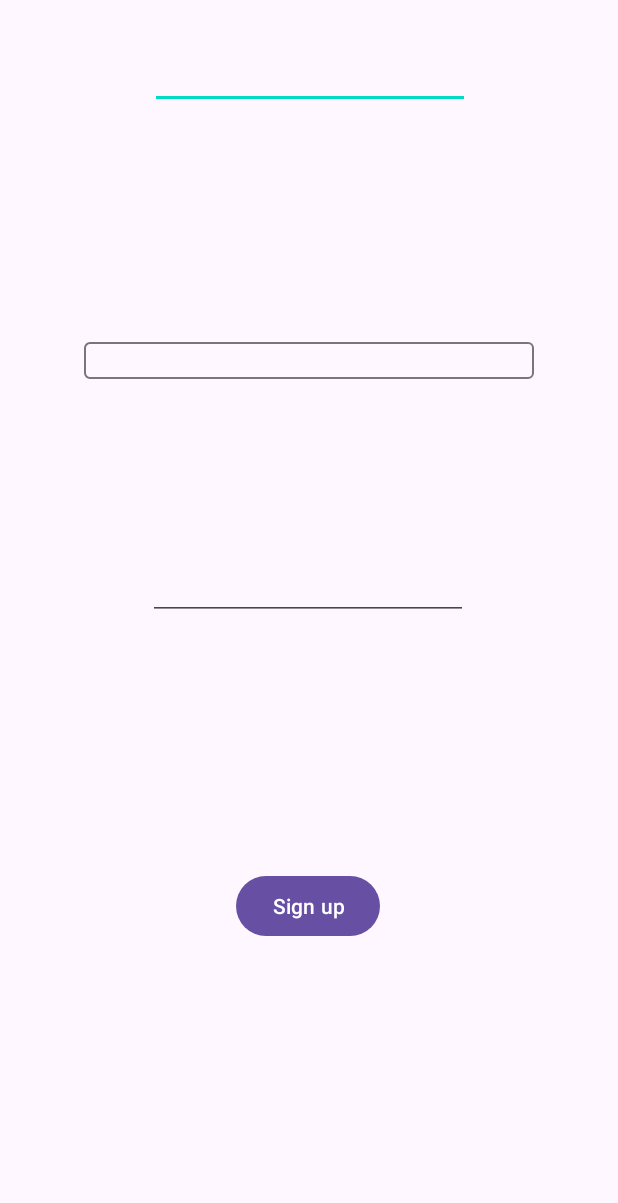
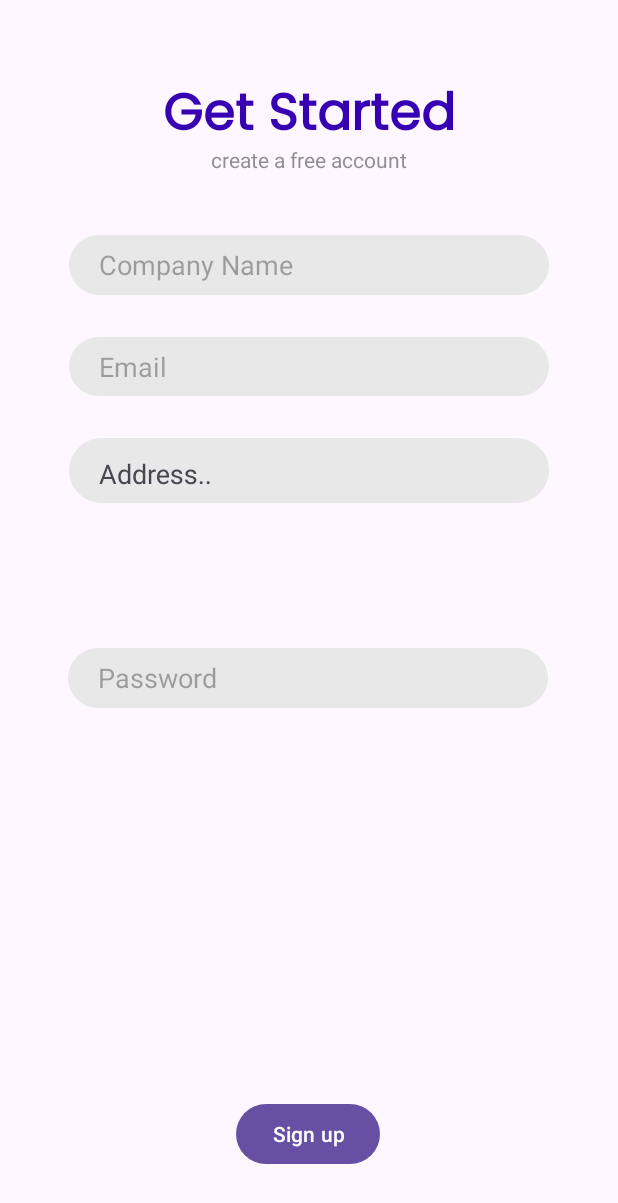
Before and after one commit to SkillSyncApp/SkillSyncAndroid, an Android app: the screen it shows after launch (SignUpCompany), after a tap on "Sign up", on a phone screen of 412 x 824 dp. Shown: the top 1203 px of the screen. Run offline under Robolectric (Android 15) with nearby library versions, the phone set to English and light mode, and no system bars; our stand-ins replace Firebase (no records; nobody signed in at launch, a user with empty details on screens opened directly).

Commit message:
CompanySignup: save company location

```diff
--- a/app/src/main/java/com/android/skillsync/SignUpCompany.kt
+++ b/app/src/main/java/com/android/skillsync/SignUpCompany.kt
@@ -13,8 +13,10 @@ import androidx.annotation.RequiresApi
 import androidx.appcompat.app.AppCompatActivity
 import com.android.skillsync.databinding.ActivitySignUpCompanyBinding
 import com.android.skillsync.models.Comapny
+import com.android.skillsync.models.CompanyLocation
 import com.android.skillsync.models.Type
 import com.android.skillsync.models.UserType
+import com.android.skillsync.models.serper.Place
 import com.android.skillsync.services.PlacesApiCall
 import com.google.firebase.Firebase
 import com.google.firebase.auth.FirebaseAuth
@@ -27,6 +29,9 @@ class SignUpCompany : AppCompatActivity() {
     private lateinit var binding:ActivitySignUpCompanyBinding
     private lateinit var firebaseAuth: FirebaseAuth
     private lateinit var locationsAdapter: ArrayAdapter<String>
+    private lateinit var placesSuggestions: Array<Place>
+
+    private lateinit var companyLocation: CompanyLocation;
 
     @RequiresApi(Build.VERSION_CODES.O_MR1)
     override fun onCreate(savedInstanceState: Bundle?) {
@@ -35,19 +40,20 @@ class SignUpCompany : AppCompatActivity() {
         binding  = ActivitySignUpCompanyBinding.inflate(layoutInflater)
         setContentView(binding.root)
 
-        addAutoSuggestionsCompaniesList()
+        initLocationsAutoComplete()
 
         firebaseAuth = FirebaseAuth.getInstance()
 
         binding.signUpCompany.setOnClickListener{
-            val companyName = binding.companySuggestion.text.toString()
+            val companyName = binding.companyName.text.toString()
             val email = binding.email.text.toString()
             val password = binding.password.text.toString()
+            val companyLocation = companyLocation;
             if((companyName.isNotEmpty() && email.isNotEmpty() && password.isNotEmpty()))
                 firebaseAuth.createUserWithEmailAndPassword(email, password).addOnCompleteListener{
                 if(it.isSuccessful){
                     val companyId = it.result.user?.uid!!
-                    createCompany(companyId, companyName)
+                    createCompany(companyId, companyName, companyLocation)
                 }else{
                     Toast.makeText(this, it.exception.toString(), Toast.LENGTH_SHORT).show()
                 }
@@ -68,14 +74,15 @@ class SignUpCompany : AppCompatActivity() {
         }
     }
 
-    fun addAutoSuggestionsCompaniesList() {
+    private fun initLocationsAutoComplete() {
         val autoCompany: AutoCompleteTextView = findViewById(R.id.companySuggestion)
 
         locationsAdapter = ArrayAdapter(this, android.R.layout.simple_spinner_dropdown_item, ArrayList())
 
         autoCompany.setAdapter(locationsAdapter)
         autoCompany.setOnItemClickListener{ adapterView, view, i, l ->
-            Toast.makeText(this, adapterView.getItemAtPosition(i).toString(), Toast.LENGTH_LONG).show()
+            val selectedPlace = placesSuggestions[i];
+            companyLocation = CompanyLocation(selectedPlace.address, selectedPlace.longitude, selectedPlace.latitude);
         }
 
         autoCompany.addTextChangedListener(object: TextWatcher {
@@ -87,18 +94,16 @@ class SignUpCompany : AppCompatActivity() {
                     }
                 }
             }
-
             override fun beforeTextChanged(s: CharSequence?, start: Int, count: Int, after: Int) { }
-
             override fun onTextChanged(s: CharSequence?, start: Int, before: Int, count: Int) { }
         })
     }
 
-    fun createCompany(companyId:String, companyName: String) {
+    private fun createCompany(companyId:String, companyName: String, companyLocation: CompanyLocation) {
         val database = Firebase.firestore
         val intent = Intent(this, SignIn::class.java)
 
-        val companyEntity = Comapny(companyName)
+        val companyEntity = Comapny(companyName, companyLocation);
 
         val userType = UserType(Type.COMPANY)
         database.collection("usersType").document(companyId).set(userType).addOnSuccessListener {
@@ -115,7 +120,7 @@ class SignUpCompany : AppCompatActivity() {
     }
 
     // TODO remove
-    fun logCompanyNameFromDB(snapshot: DocumentSnapshot?, e:  FirebaseFirestoreException?) {
+    private fun logCompanyNameFromDB(snapshot: DocumentSnapshot?, e:  FirebaseFirestoreException?) {
         if (e != null) Log.d("ERROR", "Listen failed.", e)
 
         if (snapshot != null && snapshot.exists()) {
@@ -129,8 +134,11 @@ class SignUpCompany : AppCompatActivity() {
     @RequiresApi(Build.VERSION_CODES.O_MR1)
     fun searchPlaces(query: String) {
         PlacesApiCall().getPlacesByQuery(this, query) { places ->
+            placesSuggestions = places
+
+            // Set places results as auto complete suggestions
             locationsAdapter.clear()
-            places?.forEach { locationsAdapter.add(it.title.plus(" | ").plus(it.address)) }
+            places?.forEach { locationsAdapter.add(it.title.plus(" - ").plus(it.address)) }
             locationsAdapter.notifyDataSetChanged()
         }
     }
--- a/app/src/main/java/com/android/skillsync/models/Comapny.kt
+++ b/app/src/main/java/com/android/skillsync/models/Comapny.kt
@@ -3,4 +3,4 @@ package com.android.skillsync.models
 import com.google.firebase.database.IgnoreExtraProperties
 
 @IgnoreExtraProperties
-data class Comapny(val name: String)
+data class Comapny(val name: String, val location: CompanyLocation)
--- a/app/src/main/java/com/android/skillsync/services/PlacesApiCall.kt
+++ b/app/src/main/java/com/android/skillsync/services/PlacesApiCall.kt
@@ -13,12 +13,13 @@ import retrofit.Retrofit
 private const val BASE_URL =
     "https://google.serper.dev/"
 class PlacesApiCall {
-    fun getPlacesByQuery(context: Context, query: String, callback: (Array<Place>?) -> Unit) {
+    fun getPlacesByQuery(context: Context, query: String, callback: (Array<Place>) -> Unit) {
         val retrofit: Retrofit = Retrofit.Builder().baseUrl(BASE_URL).addConverterFactory(
             GsonConverterFactory.create()).build()
 
         val apiService: PlacesApiService = retrofit.create<PlacesApiService>(PlacesApiService::class.java)
 
+        // Set Israel as origin
         val placesRequestBody = mapOf(
             "q" to query,
             "gl" to "il"
--- a/app/src/main/res/layout/activity_sign_up_company.xml
+++ b/app/src/main/res/layout/activity_sign_up_company.xml
@@ -6,31 +6,73 @@
     android:layout_height="match_parent"
     tools:context=".SignUpCompany">
 
-    <EditText
-        android:id="@+id/email"
+    <TextView
+        android:id="@+id/textView"
         android:layout_width="wrap_content"
         android:layout_height="wrap_content"
-        android:layout_marginStart="100dp"
-        android:layout_marginTop="150dp"
-        android:layout_marginEnd="100dp"
-        android:layout_marginBottom="100dp"
-        android:ems="10"
-        android:inputType="textEmailAddress"
-        app:layout_constraintBottom_toTopOf="@+id/input_suggestions"
+        android:layout_marginTop="50dp"
+        android:fontFamily="@font/poppins"
+        android:text="Get Started"
+        android:textAlignment="center"
+        android:textColor="@color/purple_700"
+        android:textSize="34sp"
+        android:textStyle="bold"
         app:layout_constraintEnd_toEndOf="parent"
-        app:layout_constraintHorizontal_bias="0.0"
         app:layout_constraintStart_toStartOf="parent"
         app:layout_constraintTop_toTopOf="parent" />
 
+    <TextView
+        android:id="@+id/textView2"
+        android:layout_width="wrap_content"
+        android:layout_height="wrap_content"
+        android:layout_marginTop="-10dp"
+        android:alpha="0.6"
+        android:text="create a free account"
+        app:layout_constraintEnd_toEndOf="parent"
+        app:layout_constraintStart_toStartOf="parent"
+        app:layout_constraintTop_toBottomOf="@+id/textView"
+        tools:text="create a free account" />
+
+    <EditText
+        android:id="@+id/companyName"
+        android:layout_width="320dp"
+        android:layout_height="40dp"
+        android:layout_marginTop="50dp"
+        android:ems="10"
+        android:hint="Company Name"
+        android:inputType="text"
+        android:background="@drawable/rounded_box"
+        android:backgroundTint="#E8E8E8"
+        android:paddingLeft="20dp"
+        app:layout_constraintBottom_toTopOf="@+id/email"
+        app:layout_constraintEnd_toEndOf="parent"
+        app:layout_constraintStart_toStartOf="parent"
+        app:layout_constraintTop_toBottomOf="@+id/textView" />
+
+    <EditText
+        android:id="@+id/email"
+        android:layout_width="320dp"
+        android:layout_height="39dp"
+        android:layout_marginTop="28dp"
+        android:ems="10"
+        android:hint="Email"
+        android:inputType="textEmailAddress"
+        android:background="@drawable/rounded_box"
+        android:backgroundTint="#E8E8E8"
+        android:paddingLeft="20dp"
+        app:layout_constraintEnd_toEndOf="parent"
+        app:layout_constraintStart_toStartOf="parent"
+        app:layout_constraintTop_toBottomOf="@+id/companyName" />
+
     <com.google.android.material.textfield.TextInputLayout
         android:id="@+id/input_suggestions"
-        android:layout_width="300dp"
-        android:layout_height="wrap_content"
-        android:layout_marginStart="150dp"
-        android:layout_marginTop="50dp"
-        android:layout_marginEnd="150dp"
-        android:layout_marginBottom="50dp"
-        app:layout_constraintBottom_toTopOf="@+id/password"
+        android:layout_width="320dp"
+        android:layout_height="43dp"
+        android:layout_marginTop="28dp"
+        android:background="@drawable/rounded_box"
+        android:backgroundTint="#E8E8E8"
+        android:paddingLeft="20dp"
+        app:boxStrokeWidth="0dp"
         app:layout_constraintEnd_toEndOf="parent"
         app:layout_constraintStart_toStartOf="parent"
         app:layout_constraintTop_toBottomOf="@+id/email">
@@ -38,7 +80,8 @@
         <AutoCompleteTextView
             android:id="@+id/companySuggestion"
             android:layout_width="match_parent"
-            android:layout_height="wrap_content"
+            android:layout_height="39dp"
+            android:hint="Address.."
             app:layout_constraintTop_toBottomOf="@+id/email"
             tools:layout_editor_absoluteX="5dp">
 
@@ -48,17 +91,19 @@
 
     <EditText
         android:id="@+id/password"
-        android:layout_width="wrap_content"
+        android:layout_width="320dp"
         android:layout_height="wrap_content"
-        android:layout_marginStart="50dp"
-        android:layout_marginTop="65dp"
-        android:layout_marginEnd="50dp"
-        android:layout_marginBottom="290dp"
+        android:layout_marginTop="28dp"
+        android:layout_marginBottom="192dp"
+        android:background="@drawable/rounded_box"
+        android:backgroundTint="#E8E8E8"
         android:ems="10"
+        android:hint="Password"
         android:inputType="textPassword"
+        android:paddingLeft="20dp"
         app:layout_constraintBottom_toTopOf="@+id/sign_up_company"
         app:layout_constraintEnd_toEndOf="parent"
-        app:layout_constraintHorizontal_bias="0.495"
+        app:layout_constraintHorizontal_bias="0.494"
         app:layout_constraintStart_toStartOf="parent"
         app:layout_constraintTop_toBottomOf="@+id/input_suggestions" />
 
@@ -66,7 +111,7 @@
         android:id="@+id/sign_up_company"
         android:layout_width="wrap_content"
         android:layout_height="0dp"
-        android:layout_marginBottom="196dp"
+        android:layout_marginBottom="44dp"
         android:text="@string/sign_up"
         app:layout_constraintBottom_toBottomOf="parent"
         app:layout_constraintEnd_toEndOf="parent"
```
